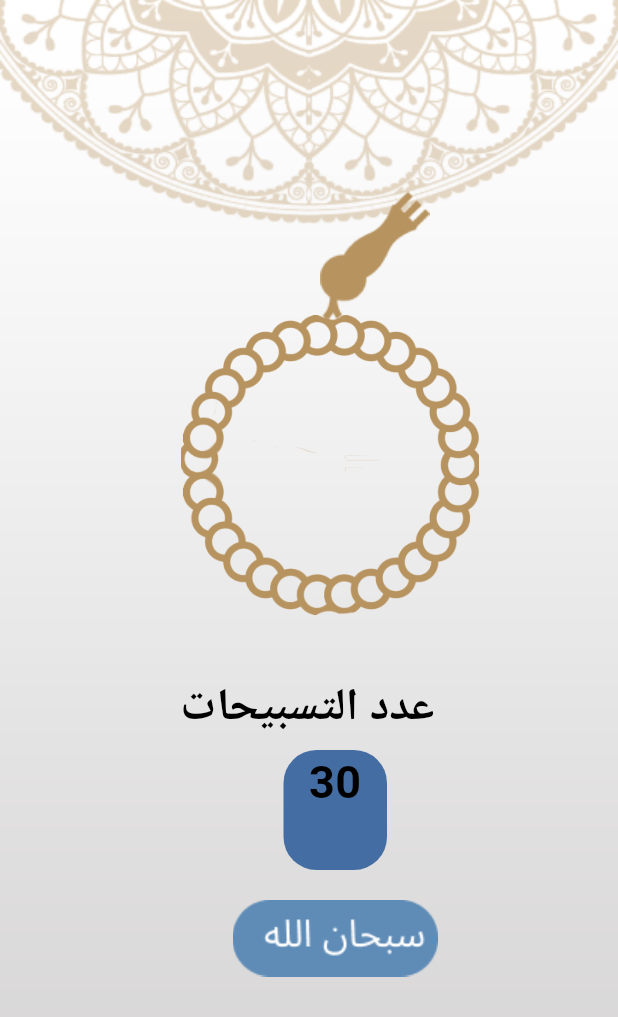
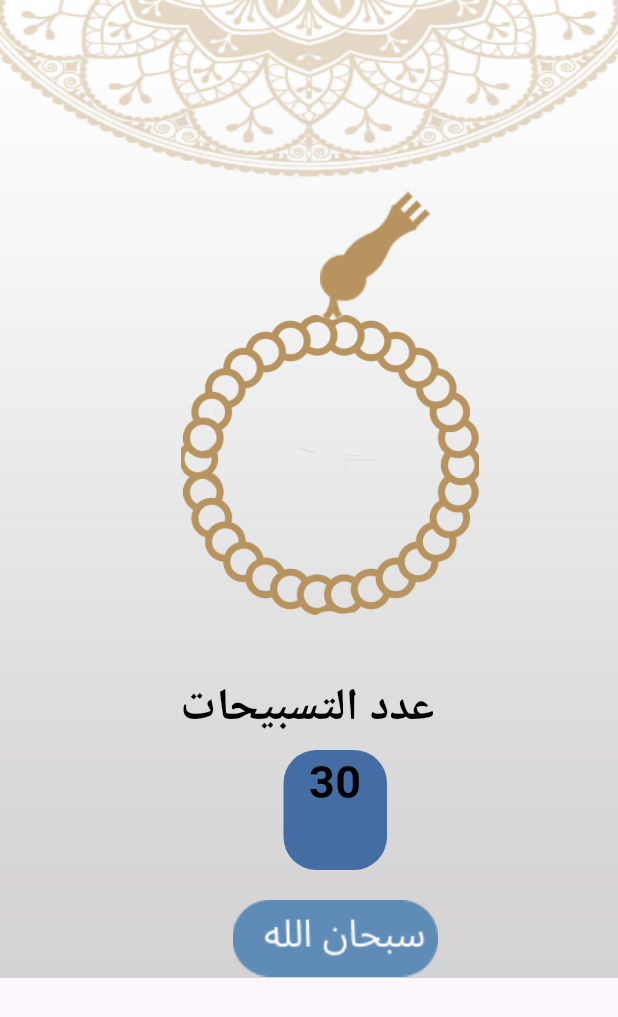
Before and after one commit to MohamedAliShaltoot/Islami_App, a Flutter app: the TaspihScreen widget shown alone on an empty page, opened directly, on a phone screen of 412 x 824 dp. Shown: the top 1017 px of the screen. Run offline on Flutter 3.47's test engine with Material 3 defaults, Android fonts, the phone set to English and light mode, and no system bars; Roboto replaces fonts that are missing (ElMessiri-Bold).

Commit message:
a temporary solution for render error for screen

```diff
--- a/islami/lib/taspih_screen.dart
+++ b/islami/lib/taspih_screen.dart
@@ -20,7 +20,7 @@ class TaspihScreen extends StatelessWidget {
                 Positioned(child:  Image.asset(
                   fit: BoxFit.fill,
                   "images/bgImage.png",
-                  height: heightScreen,
+                  height: heightScreen-172,
                   width: widthScreen,
                 ),
                 ),
```
